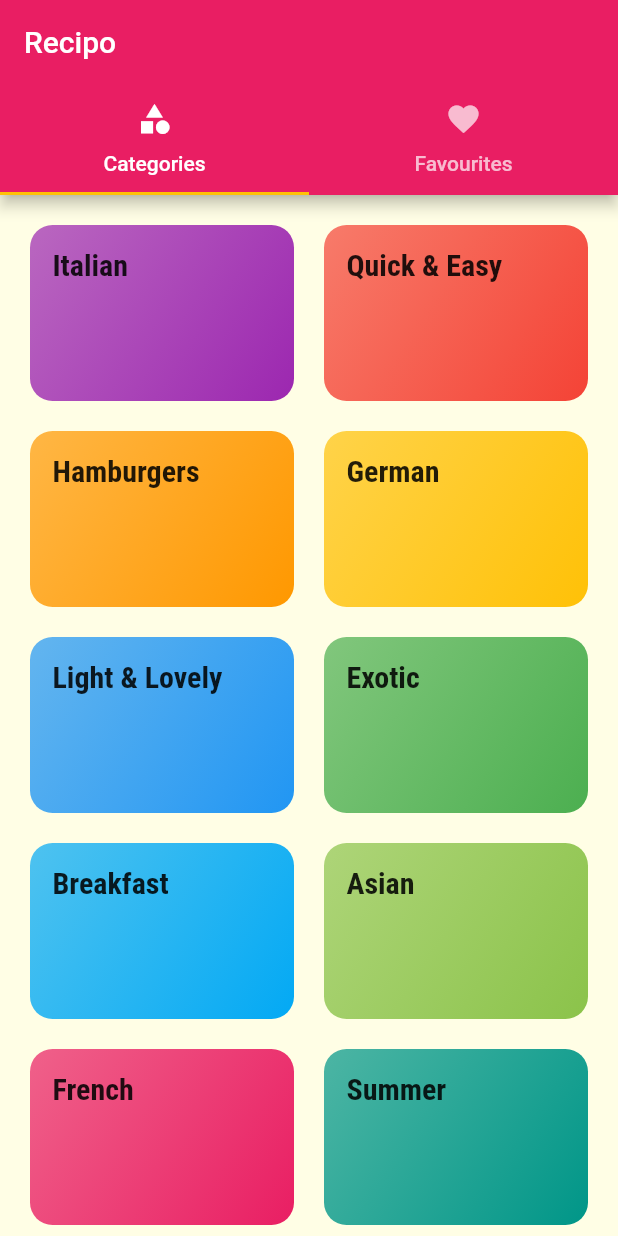
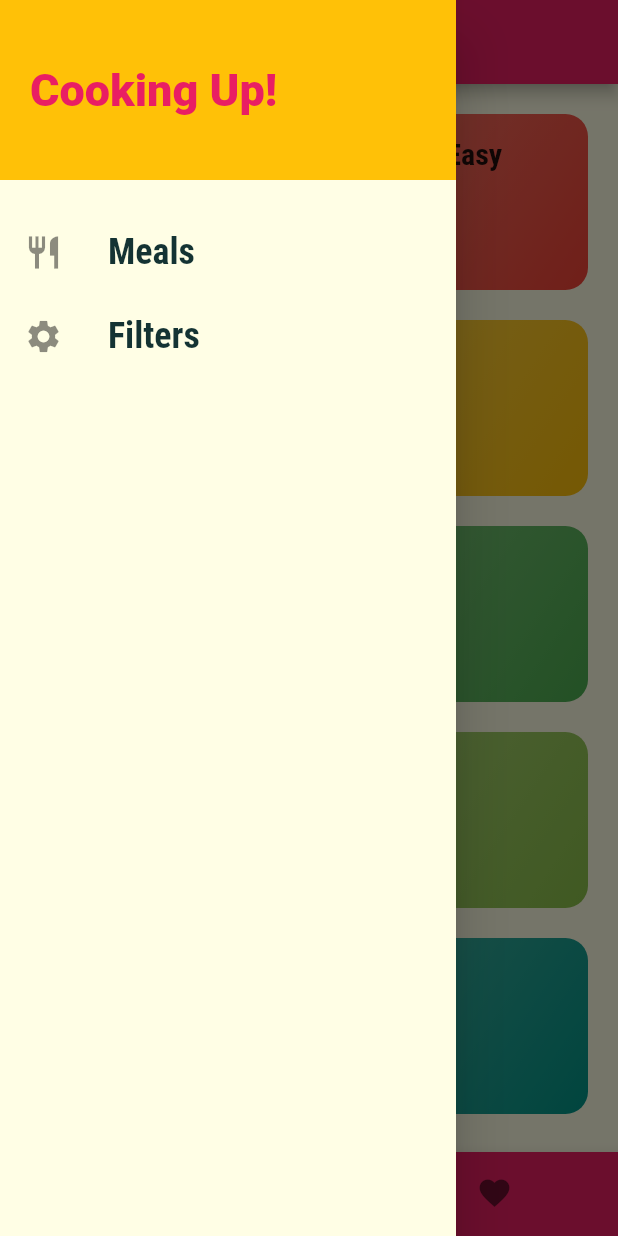
Before and after one commit to thisisbillall/Recipo, a Flutter app: the screen it shows after launch, with the side drawer open (before the commit the screen has no drawer), on a phone screen of 412 x 824 dp. Run offline on Flutter 3.47's test engine with Material 2 defaults, Android fonts, the phone set to English and light mode, and no system bars; Roboto replaces fonts that are missing (Railway).

Commit message:
Drawer added

```diff
--- a/lib/screens/tab_screen.dart
+++ b/lib/screens/tab_screen.dart
@@ -1,6 +1,7 @@
 import 'package:flutter/material.dart';
 import 'package:recipo/screens/Categories_screen.dart';
 import 'package:recipo/screens/favourite_screen.dart';
+import 'package:recipo/widgets/main_drawer.dart';
 
 class TabsScreen extends StatefulWidget {
   @override
@@ -8,25 +9,43 @@ class TabsScreen extends StatefulWidget {
 }
 
 class _TabsScreenState extends State<TabsScreen> {
+  List<Widget> _pages = [
+    CategoriesScreen(),
+    FavouriteScreen(),
+  ];
+  int _selectedPageIndex = 0;
+
+  void _selectPage(int index) {
+    setState(() {
+      _selectedPageIndex = index;
+    });
+  }
+
   @override
   Widget build(BuildContext context) {
-    return DefaultTabController(
-        // initialIndex: 1,
-        length: 2,
-        child: Scaffold(
-          appBar: AppBar(
-            title: Text("Recipo"),
-            bottom: TabBar(
-              automaticIndicatorColorAdjustment: true,
-              tabs: [
-                Tab(icon: Icon(Icons.category), text: 'Categories'),
-                Tab(icon: Icon(Icons.favorite), text: 'Favourites'),
-              ],
-            ),
-          ),
-          body: TabBarView(
-            children: [CategoriesScreen(), FavouriteScreen()],
-          ),
+    return Scaffold(
+        appBar: AppBar(
+          title: Text("Recipo"),
+        ),
+        body: _pages[_selectedPageIndex],
+        drawer: MainDrawer(),
+        bottomNavigationBar: BottomNavigationBar(
+          currentIndex: _selectedPageIndex,
+          backgroundColor: Colors.pink,
+          unselectedItemColor: Colors.black54,
+          selectedItemColor: Colors.white,
+          type: BottomNavigationBarType.shifting,
+          onTap: _selectPage,
+          items: [
+            BottomNavigationBarItem(
+                backgroundColor: Colors.pink,
+                icon: Icon(Icons.category),
+                title: Text("Categories")),
+            BottomNavigationBarItem(
+                backgroundColor: Colors.pink,
+                icon: Icon(Icons.favorite),
+                title: Text("Favourites")),
+          ],
         ));
   }
 }
--- /dev/null
+++ b/lib/widgets/main_drawer.dart
@@ -0,0 +1,46 @@
+import 'package:flutter/material.dart';
+
+class MainDrawer extends StatelessWidget {
+  Widget buildListTile(IconData icon, String title) {
+    return ListTile(
+      leading: Icon(
+        icon,
+        size: 26,
+      ),
+      title: Text(
+        title,
+        style: TextStyle(
+            fontFamily: 'RobotoCondensed',
+            fontSize: 24,
+            fontWeight: FontWeight.bold),
+      ),
+      onTap: () {},
+    );
+  }
+
+  @override
+  Widget build(BuildContext context) {
+    return Drawer(
+        child: Column(
+      children: [
+        Container(
+          height: 120,
+          width: double.infinity,
+          padding: EdgeInsets.all(20),
+          alignment: Alignment.centerLeft,
+          color: Theme.of(context).accentColor,
+          child: Text(
+            "Cooking Up!",
+            style: TextStyle(
+                fontWeight: FontWeight.w900,
+                fontSize: 30,
+                color: Theme.of(context).primaryColor),
+          ),
+        ),
+        SizedBox(height: 20),
+        buildListTile(Icons.restaurant, "Meals"),
+        buildListTile(Icons.settings, "Filters"),
+      ],
+    ));
+  }
+}
```
